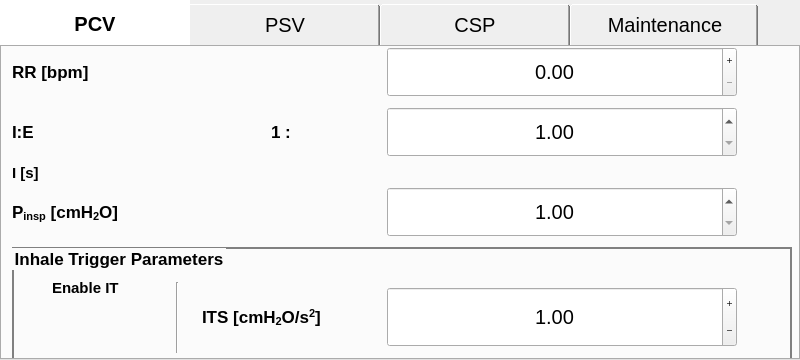
Above: gui/settings/settings.ui from guescio/gui before the change. Below: the same form after it.
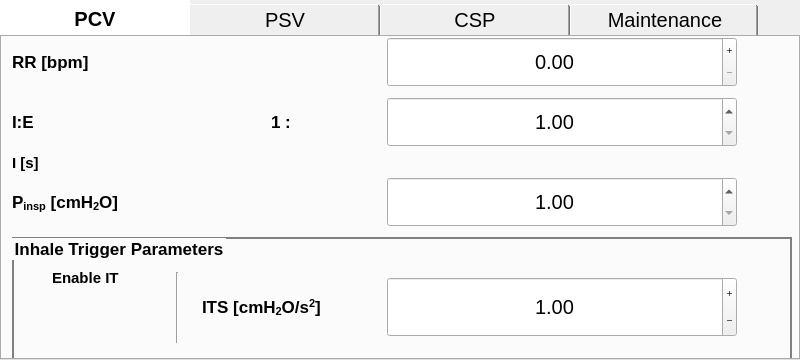
That is the form after the change. Icons and pictures are not drawn. Custom widgets are drawn as their Qt base class.

Commit message: size of tab bar reduced

What changed in the file:
```diff
--- a/gui/settings/settings.ui
+++ b/gui/settings/settings.ui
@@ -85,7 +85,7 @@
        <string notr="true">QTabBar::tab {
     /* make the tab large enough to show the full text */
     width: 190px;
-	height: 45px;
+	height: 35px;
 }
 
 QTabBar::tab:selected {
```
